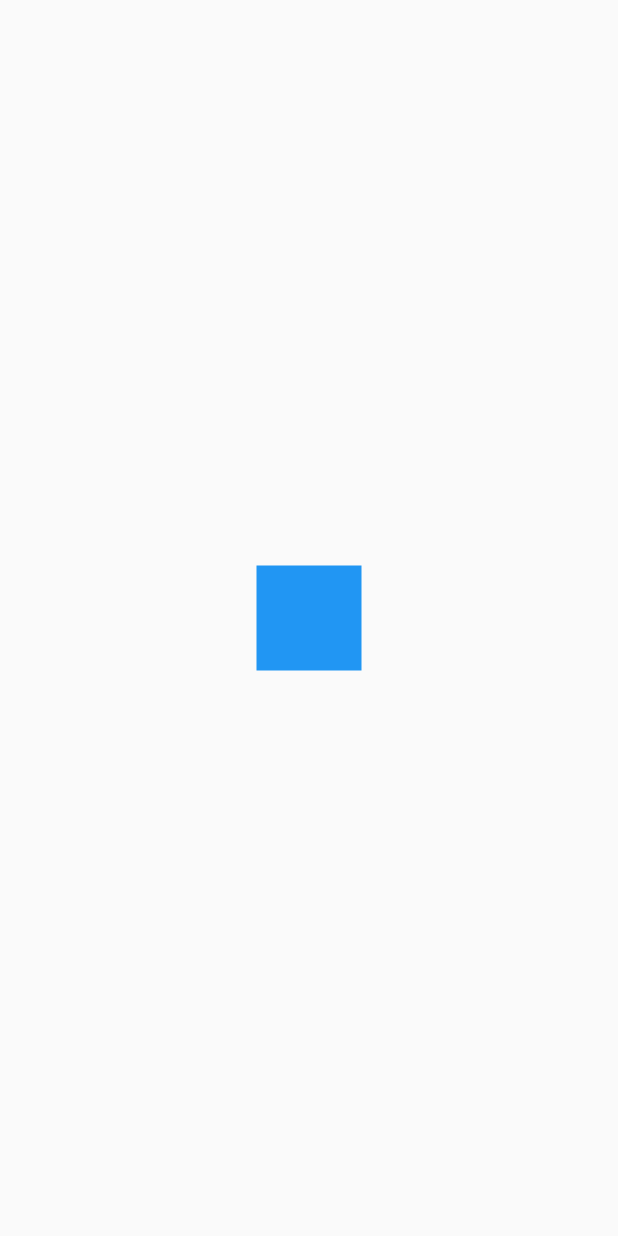
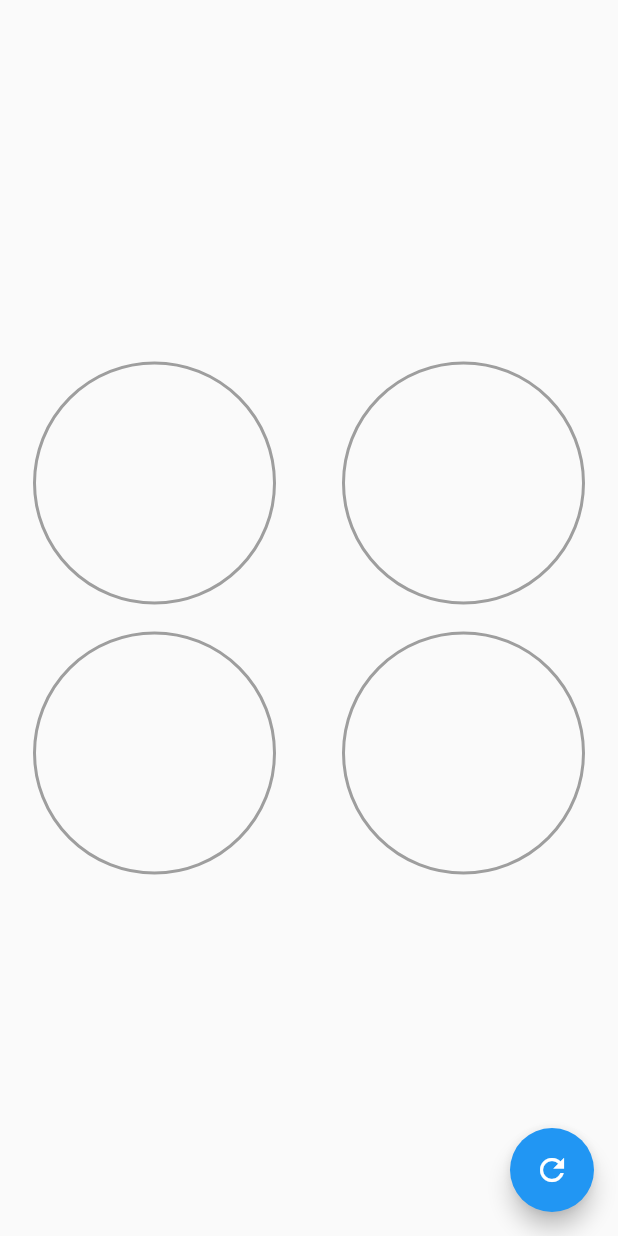
Before and after one commit to CarlosEsp710/flttr-designs, a Flutter app: the screen it shows after launch, on a phone screen of 412 x 824 dp. Run offline on Flutter 3.47's test engine with Material 2 defaults, Android fonts, the phone set to English and light mode, and no system bars.

Commit message:
Custom radial progress

```diff
--- a/lib/main.dart
+++ b/lib/main.dart
@@ -3,6 +3,8 @@ import 'package:flutter/material.dart';
 import 'package:custom_painter/src/pages/headers_page.dart';
 import 'package:custom_painter/src/pages/animations_page.dart';
 import 'package:custom_painter/src/retos/cuadrado_animado_page.dart';
+import 'package:custom_painter/src/labs/circular_progress_page.dart';
+import 'package:custom_painter/src/pages/pie_charts_page.dart';
 
 void main() {
   runApp(const MyApp());
@@ -16,7 +18,7 @@ class MyApp extends StatelessWidget {
     return MaterialApp(
       debugShowCheckedModeBanner: false,
       title: 'Diseños App',
-      home: CuadradoAnimadoPage(),
+      home: PieChartsPage(),
     );
   }
 }
--- /dev/null
+++ b/lib/src/pages/pie_charts_page.dart
@@ -0,0 +1,87 @@
+import 'package:flutter/material.dart';
+
+import 'package:custom_painter/src/widgets/radial_progress.dart';
+
+class PieChartsPage extends StatefulWidget {
+  const PieChartsPage({Key? key}) : super(key: key);
+
+  @override
+  State<PieChartsPage> createState() => _PieChartsPageState();
+}
+
+class _PieChartsPageState extends State<PieChartsPage> {
+  double percent = 0.0;
+
+  @override
+  Widget build(BuildContext context) {
+    return Scaffold(
+      floatingActionButton: FloatingActionButton(
+        child: const Icon(Icons.refresh),
+        onPressed: () {
+          setState(() {
+            percent += 10;
+            if (percent > 100) {
+              percent = 0;
+            }
+          });
+        },
+      ),
+      body: Column(
+        mainAxisAlignment: MainAxisAlignment.center,
+        children: <Widget>[
+          Row(
+            mainAxisAlignment: MainAxisAlignment.spaceAround,
+            children: <Widget>[
+              CustomRadialProgress(
+                percent: percent,
+                primaryColor: Colors.blue,
+              ),
+              CustomRadialProgress(
+                percent: percent,
+                primaryColor: Colors.purple,
+              ),
+            ],
+          ),
+          Row(
+            mainAxisAlignment: MainAxisAlignment.spaceAround,
+            children: <Widget>[
+              CustomRadialProgress(
+                percent: percent,
+                primaryColor: Colors.green,
+              ),
+              CustomRadialProgress(
+                percent: percent,
+                primaryColor: Colors.red,
+              ),
+            ],
+          ),
+        ],
+      ),
+    );
+  }
+}
+
+class CustomRadialProgress extends StatelessWidget {
+  final Color primaryColor;
+
+  const CustomRadialProgress({
+    Key? key,
+    required this.percent,
+    this.primaryColor = Colors.blue,
+  }) : super(key: key);
+
+  final double percent;
+
+  @override
+  Widget build(BuildContext context) {
+    return Container(
+      width: 180,
+      height: 180,
+      child: RadialProgress(
+        percent: percent,
+        primaryColor: primaryColor,
+        secundaryStrokeWidth: 2,
+      ),
+    );
+  }
+}
--- /dev/null
+++ b/lib/src/widgets/radial_progress.dart
@@ -0,0 +1,125 @@
+import 'dart:math';
+import 'dart:ui';
+
+import 'package:flutter/material.dart';
+
+class RadialProgress extends StatefulWidget {
+  final double percent;
+  final Color primaryColor;
+  final Color secundaryColor;
+  final double primaryStrokeWidth;
+  final double secundaryStrokeWidth;
+
+  const RadialProgress({
+    Key? key,
+    required this.percent,
+    this.primaryColor = Colors.blue,
+    this.secundaryColor = Colors.grey,
+    this.secundaryStrokeWidth = 4.0,
+    this.primaryStrokeWidth = 10.0,
+  }) : super(key: key);
+
+  @override
+  _RadialProgressState createState() => _RadialProgressState();
+}
+
+class _RadialProgressState extends State<RadialProgress>
+    with SingleTickerProviderStateMixin {
+  late AnimationController controller;
+  late double previousPercent;
+
+  @override
+  void initState() {
+    previousPercent = widget.percent;
+
+    controller = AnimationController(
+      vsync: this,
+      duration: const Duration(milliseconds: 200),
+    );
+
+    super.initState();
+  }
+
+  @override
+  void dispose() {
+    controller.dispose();
+    super.dispose();
+  }
+
+  @override
+  Widget build(BuildContext context) {
+    controller.forward(from: 0.0);
+
+    final percentDifference = widget.percent - previousPercent;
+    previousPercent = widget.percent;
+
+    return AnimatedBuilder(
+      animation: controller,
+      builder: (BuildContext context, Widget? child) {
+        return Container(
+          padding: const EdgeInsets.all(10),
+          width: double.infinity,
+          height: double.infinity,
+          child: CustomPaint(
+            painter: _RadialProgress(
+              (widget.percent - percentDifference) +
+                  (percentDifference * controller.value),
+              widget.primaryColor,
+              widget.secundaryColor,
+              widget.primaryStrokeWidth,
+              widget.secundaryStrokeWidth,
+            ),
+          ),
+        );
+      },
+    );
+  }
+}
+
+class _RadialProgress extends CustomPainter {
+  final double percent;
+  final Color primaryColor;
+  final Color secundaryColor;
+  final double primaryStrokeWidth;
+  final double secundaryStrokeWidth;
+
+  _RadialProgress(
+    this.percent,
+    this.primaryColor,
+    this.secundaryColor,
+    this.primaryStrokeWidth,
+    this.secundaryStrokeWidth,
+  );
+
+  @override
+  void paint(Canvas canvas, Size size) {
+    final paint = Paint()
+      ..strokeWidth = secundaryStrokeWidth
+      ..color = secundaryColor
+      ..style = PaintingStyle.stroke;
+
+    Offset center = Offset(size.width * 0.5, size.height / 2);
+    final radius = min(size.width * 0.5, size.height * 0.5);
+
+    canvas.drawCircle(center, radius, paint);
+
+    final paintArc = Paint()
+      ..strokeWidth = primaryStrokeWidth
+      ..color = primaryColor
+      ..strokeCap = StrokeCap.round
+      ..style = PaintingStyle.stroke;
+
+    double arcAngle = 2 * pi * (percent / 100);
+
+    canvas.drawArc(
+      Rect.fromCircle(center: center, radius: radius),
+      -pi / 2,
+      arcAngle,
+      false,
+      paintArc,
+    );
+  }
+
+  @override
+  bool shouldRepaint(covariant CustomPainter oldDelegate) => true;
+}
```
Also changed, not shown: lib/src/labs/circular_progress_page.dart (added, +109 -0 lines).
